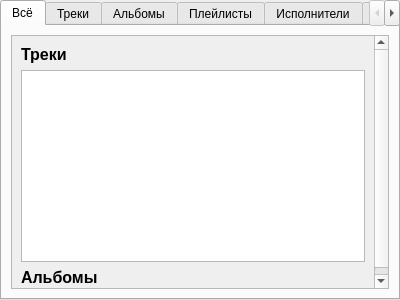
pamugk/deezer-qt-client, file pages/searchpage.ui: the form before one commit.
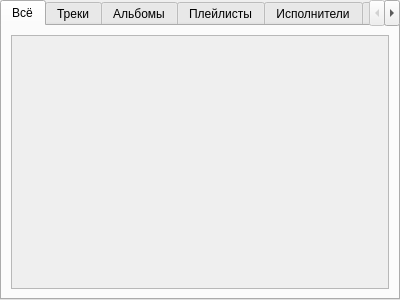
The form after the commit.

The edit to the form file:
```diff
--- a/pages/searchpage.ui
+++ b/pages/searchpage.ui
@@ -36,74 +36,15 @@
         </rect>
        </property>
        <property name="sizePolicy">
-        <sizepolicy hsizetype="Preferred" vsizetype="Expanding">
+        <sizepolicy hsizetype="Preferred" vsizetype="Minimum">
          <horstretch>0</horstretch>
          <verstretch>0</verstretch>
         </sizepolicy>
        </property>
        <layout class="QVBoxLayout" name="verticalLayout_5">
-        <item>
-         <widget class="QLabel" name="overviewTracksLabel">
-          <property name="sizePolicy">
-           <sizepolicy hsizetype="Preferred" vsizetype="Fixed">
-            <horstretch>0</horstretch>
-            <verstretch>0</verstretch>
-           </sizepolicy>
-          </property>
-          <property name="font">
-           <font>
-            <pointsize>12</pointsize>
-            <weight>75</weight>
-            <bold>true</bold>
-           </font>
-          </property>
-          <property name="text">
-           <string>Треки</string>
-          </property>
-         </widget>
-        </item>
-        <item>
-         <widget class="QTableView" name="overviewTrackTable">
-          <property name="sizePolicy">
-           <sizepolicy hsizetype="Expanding" vsizetype="Fixed">
-            <horstretch>0</horstretch>
-            <verstretch>0</verstretch>
-           </sizepolicy>
-          </property>
-          <property name="verticalScrollBarPolicy">
-           <enum>Qt::ScrollBarAlwaysOff</enum>
-          </property>
-          <property name="horizontalScrollBarPolicy">
-           <enum>Qt::ScrollBarAlwaysOff</enum>
-          </property>
-          <property name="editTriggers">
-           <set>QAbstractItemView::NoEditTriggers</set>
-          </property>
-         </widget>
-        </item>
-        <item>
-         <widget class="QLabel" name="overviewAlbumLabel">
-          <property name="sizePolicy">
-           <sizepolicy hsizetype="Preferred" vsizetype="Fixed">
-            <horstretch>0</horstretch>
-            <verstretch>0</verstretch>
-           </sizepolicy>
-          </property>
-          <property name="font">
-           <font>
-            <pointsize>12</pointsize>
-            <weight>75</weight>
-            <bold>true</bold>
-           </font>
-          </property>
-          <property name="text">
-           <string>Альбомы</string>
-          </property>
-         </widget>
-        </item>
-        <item>
-         <layout class="QHBoxLayout" name="overviewAlbumLayout"/>
-        </item>
+        <property name="sizeConstraint">
+         <enum>QLayout::SetMinAndMaxSize</enum>
+        </property>
        </layout>
       </widget>
      </widget>
```
